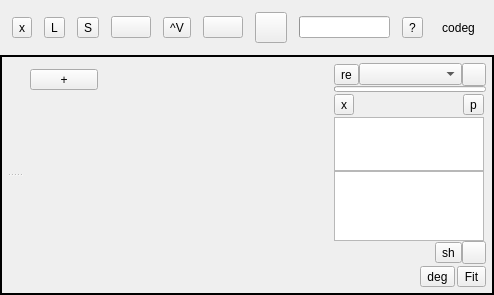
The window that src/Ui/AppWindow.ui (NikolayRag/codeg) describes before a commit, drawn with Qt 5.
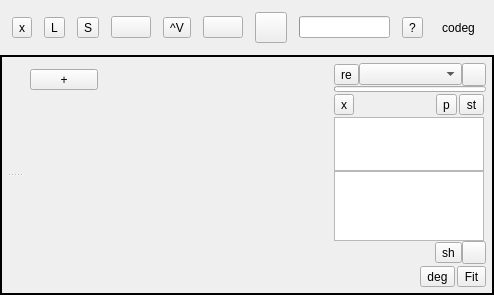
The same window after the commit. Icons and pictures are not drawn.

Commit message: add session soft stop button

What changed in the file:
```diff
--- a/src/Ui/AppWindow.ui
+++ b/src/Ui/AppWindow.ui
@@ -581,6 +581,13 @@
                             </property>
                            </widget>
                           </item>
+                          <item>
+                           <widget class="QToolButton" name="btnDispStop">
+                            <property name="text">
+                             <string>st</string>
+                            </property>
+                           </widget>
+                          </item>
                          </layout>
                         </item>
                        </layout>
```
The commit also changes 1 other file.
